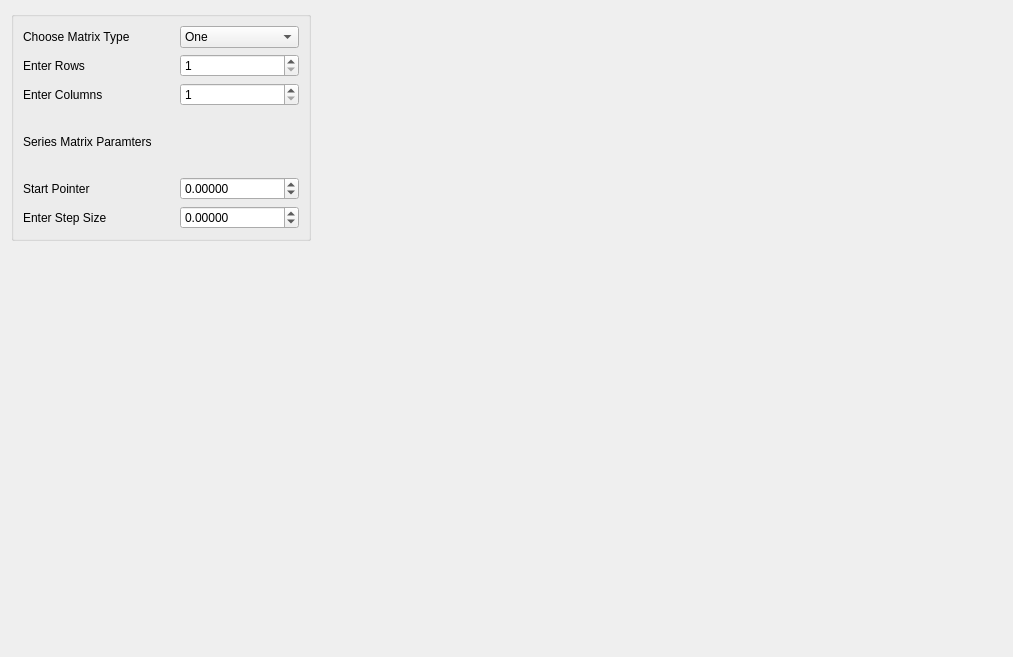
Before: the Qt Designer form src/Interface/Modules/Math/CreateStandardMatrixDialog.ui in SCIInstitute/SCIRun, drawn with Qt 5.
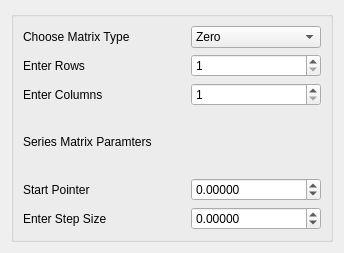
After: the same form once the commit is applied.

Commit message: Fix bug with combo boxes

What changed in the file:
```diff
--- a/src/Interface/Modules/Math/CreateStandardMatrixDialog.ui
+++ b/src/Interface/Modules/Math/CreateStandardMatrixDialog.ui
@@ -6,8 +6,8 @@
    <rect>
     <x>0</x>
     <y>0</y>
-    <width>1013</width>
-    <height>657</height>
+    <width>344</width>
+    <height>253</height>
    </rect>
   </property>
   <property name="sizePolicy">
@@ -18,15 +18,15 @@
   </property>
   <property name="minimumSize">
    <size>
-    <width>400</width>
-    <height>300</height>
+    <width>0</width>
+    <height>0</height>
    </size>
   </property>
   <property name="windowTitle">
    <string>Dialog</string>
   </property>
-  <layout class="QFormLayout" name="formLayout">
-   <item row="0" column="0">
+  <layout class="QHBoxLayout" name="horizontalLayout">
+   <item>
     <widget class="QGroupBox" name="groupBox">
      <property name="minimumSize">
       <size>
@@ -161,6 +161,11 @@
       </item>
       <item row="0" column="1">
        <widget class="QComboBox" name="matrixType_">
+        <item>
+         <property name="text">
+          <string>Zero</string>
+         </property>
+        </item>
         <item>
          <property name="text">
           <string>One</string>
```
Left out of the diff: 5 changed lines with no effect on the pictures. The commit also changes 2 other files.
